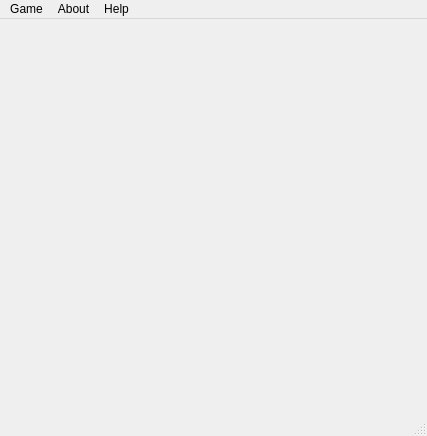
Before: the Qt Designer form session23/mainwindow.ui in nakhani/My_HW, drawn with Qt 5.
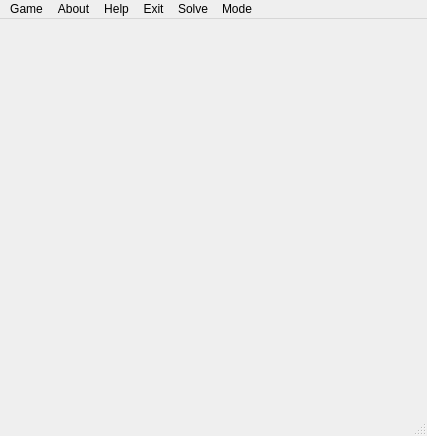
After: the same form once the commit is applied. Icons and pictures are not drawn.

Patch:
```diff
--- a/session23/mainwindow.ui
+++ b/session23/mainwindow.ui
@@ -51,10 +51,32 @@
     <property name="title">
      <string>Help</string>
     </property>
+    <addaction name="help"/>
+   </widget>
+   <widget class="QMenu" name="menuExit">
+    <property name="title">
+     <string>Exit</string>
+    </property>
+    <addaction name="exit"/>
+   </widget>
+   <widget class="QMenu" name="menuSolve">
+    <property name="title">
+     <string>Solve</string>
+    </property>
+    <addaction name="solve_puzzle"/>
+   </widget>
+   <widget class="QMenu" name="menuMode">
+    <property name="title">
+     <string>Mode</string>
+    </property>
+    <addaction name="actionDark"/>
    </widget>
    <addaction name="menuNew_Game"/>
    <addaction name="menuAbout"/>
    <addaction name="menuHelp"/>
+   <addaction name="menuExit"/>
+   <addaction name="menuSolve"/>
+   <addaction name="menuMode"/>
   </widget>
   <action name="new_game">
    <property name="text">
```
Left out of the diff: 32 changed lines with no effect on the pictures.
